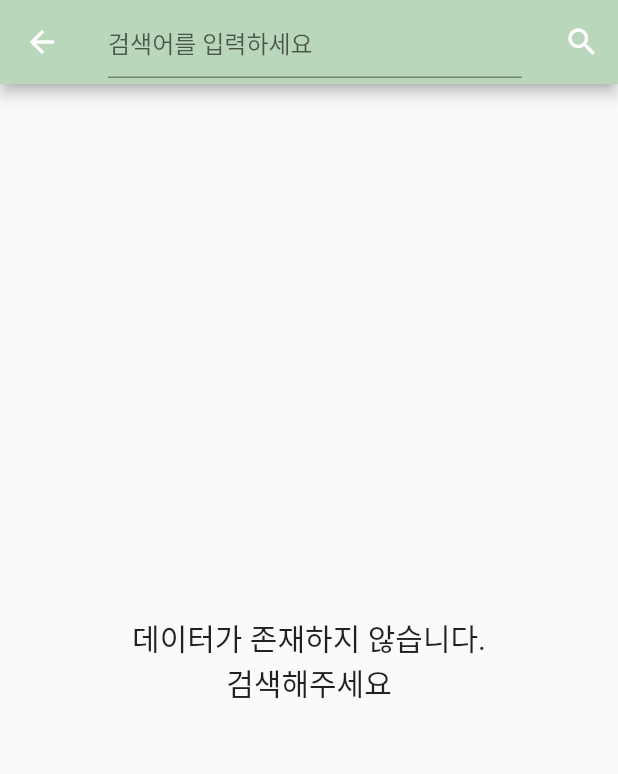
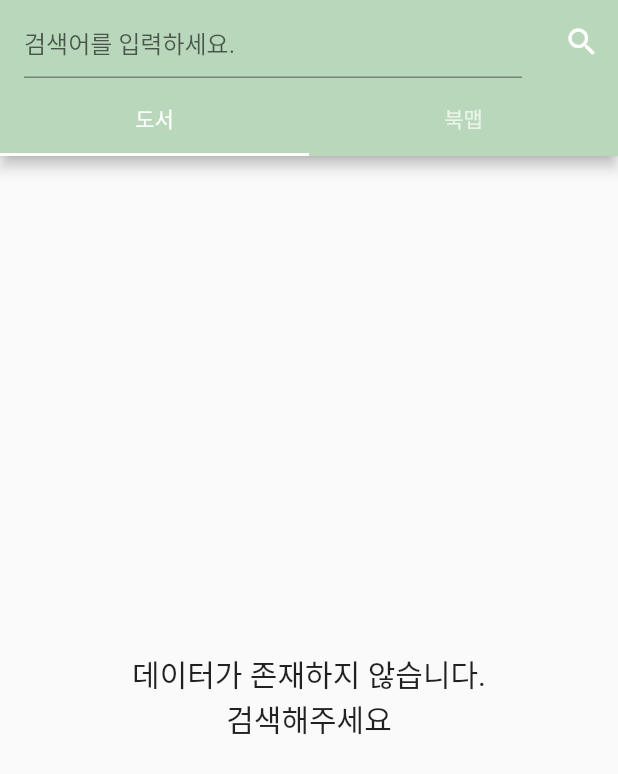
Before and after one commit to YEONZZ/bookmap_front, a Flutter app: the HttpApp screen opened directly, on a phone screen of 412 x 824 dp. Shown: the top 774 px of the screen. Run offline on Flutter 3.47's test engine with Material 2 defaults, Android fonts, the phone set to English and light mode, and no system bars; our stand-ins replace firebase_auth, firebase_core; missing offline and left inert: flutterfire_ui; accounts and stored records are empty.

Commit message:
230502 서재 1차 수정 1. 검색어 입력후/ 키보드 완료 누르면 검색 되게 수정 완료 2. URI 이미지 오류 > 텍스트로 이미지 없음 제공(추후 수정) 3. 가격 오류 -> 줄거리로 대체 4. 도서/북맵 검색 탭 분류 완료 **추후 DB연결하면 검색 도서 터치시 상세도서창으로 이동하는 화면 만들기

```diff
--- a/lib/pages/search.dart
+++ b/lib/pages/search.dart
@@ -14,6 +14,7 @@ class Search extends StatelessWidget {
 }
 
 class HttpApp extends StatefulWidget {
+  final List<String> list = List.generate(10, (index) => "Text $index");
   @override
   State<StatefulWidget> createState() => _HttpApp();
 }
@@ -22,8 +23,9 @@ class _HttpApp extends State<HttpApp> {
   String result = '';
   TextEditingController? _editingController;
   ScrollController? _scrollController;
-  List? data;
+  static List? data;
   int page = 1;
+  final FocusNode _focusNode = FocusNode();
 
   @override
   void initState() {
@@ -45,32 +47,66 @@ class _HttpApp extends State<HttpApp> {
   @override
   Widget build(BuildContext context) {
     // TODO: implement build
-    return Scaffold(
+    return DefaultTabController(
+      length: 2, //탭수
+      child: Scaffold(
+          resizeToAvoidBottomInset: false, // 키보드 위 여백 없애기
           appBar: AppBar(
             backgroundColor: appcolor,
             title: TextField(
+              focusNode: _focusNode,
               controller: _editingController,
               style: TextStyle(color: Colors.white),
               keyboardType: TextInputType.text,
-          decoration: InputDecoration(hintText: '검색어를 입력하세요'),
-        ),
-        leading: IconButton(
-          icon: Icon(Icons.arrow_back),
-          onPressed: () {
-            Navigator.of(context).pop();
-          },
-        ),
-        actions: <Widget>[
-          IconButton(onPressed: (){
+              decoration: InputDecoration(hintText: '검색어를 입력하세요.'),
+              textInputAction: TextInputAction.search,
+              onEditingComplete:(){
+                FocusScope.of(context).unfocus();
                 page = 1;
                 data!.clear();
                 getJSONData();
               },
-              icon: Icon(Icons.search))
+            ),
+            // leading: IconButton(
+            //   icon: Icon(Icons.arrow_back),
+            //   onPressed: () {
+            //     if (Navigator.canPop(context)) {
+            //     Navigator.pop(context);}
+            //   },
+            // ),
+            bottom: TabBar(
+              indicatorColor: Colors.white,
+
+              tabs: [
+                Tab(text: '도서'),
+                Tab(text: '북맵')
               ],
             ),
-      body: Container(
-        child: Center(
+            actions: <Widget>[
+              _editingController!.text.isEmpty ? IconButton(
+                icon: Icon(Icons.search),
+                onPressed: () {
+                  page = 1;
+                  data!.clear();
+                  getJSONData();
+                },
+              ) : IconButton(
+                icon: Icon(Icons.clear),
+                onPressed: () {
+                  _editingController!.clear();
+                  setState(() {});
+                },
+              ),
+            ],
+          ),
+          body: GestureDetector(
+            onTap: (){
+              _focusNode.unfocus();//화면 터치시 키보드 내림
+            },
+            child: FocusScope(
+              child:TabBarView(
+                children: [
+                  Center(
                     child: data!.length == 0
                         ? Text(
                       '데이터가 존재하지 않습니다.\n검색해주세요',
@@ -85,26 +121,43 @@ class _HttpApp extends State<HttpApp> {
                               children: <Widget>[
                                 Image.network(
                                     data![index]['thumbnail'],
-                        height: 100,
-                        width: 100,
+                                    height: 120,
+                                    width: 120,
                                     fit: BoxFit.contain,
+                                    errorBuilder: (BuildContext context, Object exception, StackTrace? stackTrace) {
+                                      return const Text('이미지없음　　　　', textAlign: TextAlign.center);} // 대체 이미지를 반환
                                 ),
                                 Column(
+
                                   children: <Widget>[
                                     Container(
                                       width:
-                            MediaQuery.of(context).size.width - 150,
+                                      MediaQuery.of(context).size.width-150,
                                       child: Text(
                                         data![index]['title'].toString(),
+                                        style: TextStyle(fontSize: 17, fontWeight: FontWeight.bold),
                                         textAlign: TextAlign.center,
+                                        overflow: TextOverflow.ellipsis,
                                       ),
                                     ),
-                          Text(
-                              '저자 : ${data![index]['authors'].toString()}'),
-                          Text(
-                              '가격 : ${data![index]['sale_price'].toString()}'),
-                          Text(
-                              '판매중 : ${data![index]['status'].toString()}'),
+                                    Container(
+                                        width:
+                                        MediaQuery.of(context).size.width-150,
+                                        child: Text(
+                                            '저자 : ${data![index]['authors'].join(', ')}',
+                                            overflow: TextOverflow.ellipsis,
+                                            textAlign: TextAlign.center
+                                        )),
+                                    Container(
+                                      width:
+                                      MediaQuery.of(context).size.width-150,
+                                      height: 70,
+                                      child: Text(
+                                          data![index]['contents'].toString(),
+                                          style: TextStyle(fontSize: 12),
+                                          maxLines: 3,
+                                          overflow: TextOverflow.ellipsis),
+                                    ),
                                   ],
                                 )
                               ],
@@ -117,7 +170,14 @@ class _HttpApp extends State<HttpApp> {
                       controller: _scrollController,
                     ),
                   ),
+                  Center(
+                    child: Text('북맵검색결과'),
+                  )
+                ],
+              )
             ),
+          )
+      )
     );
   }
 
```
Lines whose indentation alone changed are shown as unchanged.
